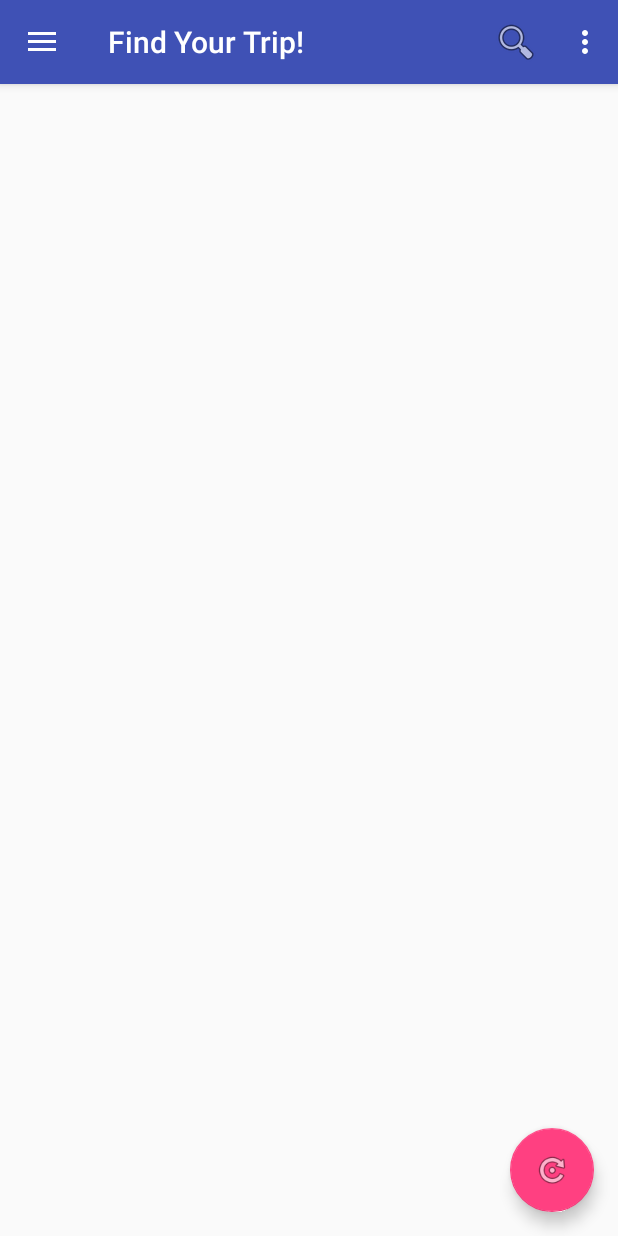
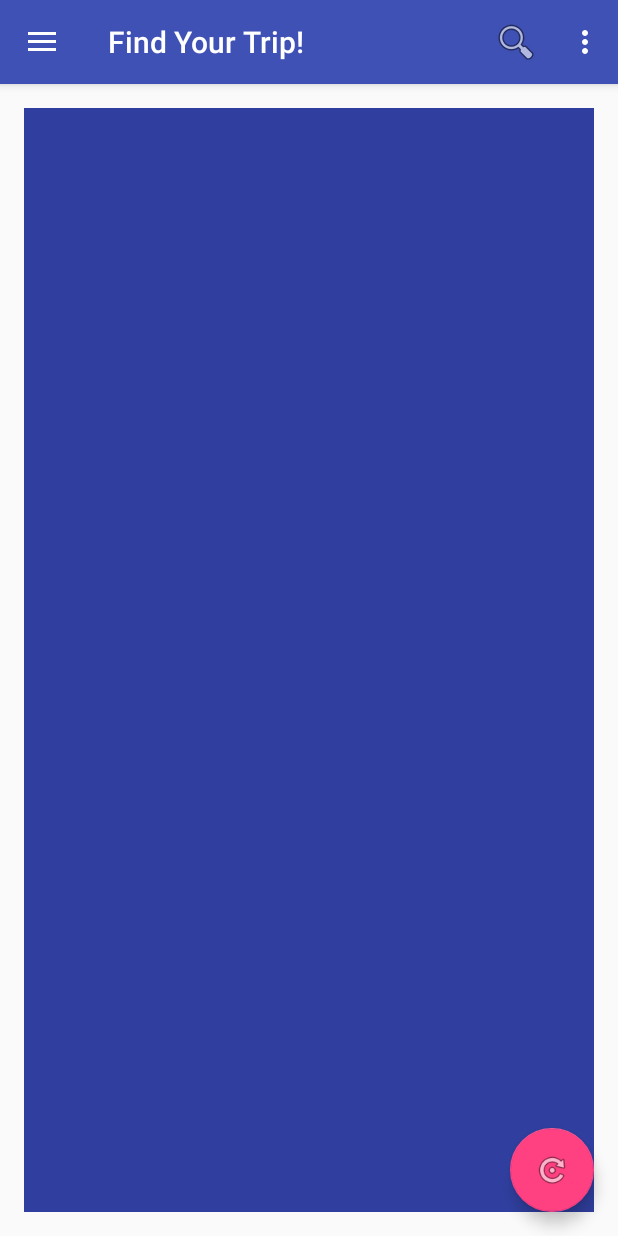
Before and after one commit to mets634/FindATrip, an Android app: the screen it shows after launch (MainActivity), after a tap on "Main", on a phone screen of 412 x 824 dp. Run offline under Robolectric (Android 15) with nearby library versions, the light colour scheme and no system bars; 2 other taps on this screen came first.

Commit message:
Start of the navigation drawer activity

```diff
--- a/app/build.gradle
+++ b/app/build.gradle
@@ -27,5 +27,6 @@ dependencies {
     compile 'com.android.support:appcompat-v7:24.2.1'
     compile 'com.android.support:support-v4:24.2.1'
     compile 'com.android.support:design:24.2.1'
+    compile 'com.android.support:recyclerview-v7:24.2.1'
     testCompile 'junit:junit:4.12'
 }
--- a/app/src/main/java/com/example/erel_yonah/findatrip/MainActivity.java
+++ b/app/src/main/java/com/example/erel_yonah/findatrip/MainActivity.java
@@ -4,6 +4,10 @@ import android.app.ActionBar;
 import android.os.Bundle;
 import android.support.design.widget.FloatingActionButton;
 import android.support.design.widget.Snackbar;
+import android.support.v4.app.Fragment;
+import android.support.v4.app.FragmentActivity;
+import android.support.v4.app.FragmentManager;
+import android.support.v4.app.FragmentTransaction;
 import android.view.View;
 import android.support.design.widget.NavigationView;
 import android.support.v4.view.GravityCompat;
@@ -14,13 +18,20 @@ import android.support.v7.widget.Toolbar;
 import android.view.Menu;
 import android.view.MenuItem;
 
+import static java.lang.System.exit;
+
 public class MainActivity extends AppCompatActivity
         implements NavigationView.OnNavigationItemSelectedListener {
+    public FragmentManager fragmentManager;
 
     @Override
     protected void onCreate(Bundle savedInstanceState) {
         super.onCreate(savedInstanceState);
         setContentView(R.layout.activity_main);
+
+        fragmentManager = getSupportFragmentManager();
+        fragmentManager.beginTransaction().add(R.id.fragment_container,new MainFragment()).commit();
+
         Toolbar toolbar = (Toolbar) findViewById(R.id.toolbar);
         setSupportActionBar(toolbar);
 
@@ -49,6 +60,8 @@ public class MainActivity extends AppCompatActivity
         DrawerLayout drawer = (DrawerLayout) findViewById(R.id.drawer_layout);
         if (drawer.isDrawerOpen(GravityCompat.START)) {
             drawer.closeDrawer(GravityCompat.START);
+        } else if (fragmentManager.getBackStackEntryCount() > 0) {
+            fragmentManager.popBackStack();
         } else {
             super.onBackPressed();
         }
@@ -82,19 +95,27 @@ public class MainActivity extends AppCompatActivity
         // Handle navigation view item clicks here.
         int id = item.getItemId();
 
+        Fragment fragment = new MainFragment();
+
         if (id == R.id.nav_mainFragment) {
-            // Handle the camera action
+            fragment = new MainFragment();
+            setTitle("Find Your Trip!");
         } else if (id == R.id.nav_businesses) {
+            setTitle("Businesses");
+        } else if (id == R.id.nav_trips) {
+            setTitle("Trips");
+        } else if (id == R.id.nav_exit) {
+            exit(0);
+        } else if (id == R.id.nav_share) {
+            setTitle("Share");
+        } else if (id == R.id.nav_send) {
+            setTitle("Send");
+        }
 
-        } else if (id == R.id.nav_trips) {
-
-        } else if (id == R.id.nav_exit) {
-
-        } else if (id == R.id.nav_share) {
-
-        } else if (id == R.id.nav_send) {
-
-        }
+        FragmentTransaction transaction = fragmentManager.beginTransaction();
+        transaction.replace(R.id.fragment_container,fragment);
+        transaction.addToBackStack(null);
+        transaction.commit();
 
         DrawerLayout drawer = (DrawerLayout) findViewById(R.id.drawer_layout);
         drawer.closeDrawer(GravityCompat.START);
--- /dev/null
+++ b/app/src/main/java/com/example/erel_yonah/findatrip/MainFragment.java
@@ -0,0 +1,39 @@
+package com.example.erel_yonah.findatrip;
+
+import android.content.Context;
+import android.net.Uri;
+import android.os.Bundle;
+import android.support.v4.app.Fragment;
+import android.view.LayoutInflater;
+import android.view.View;
+import android.view.ViewGroup;
+import android.widget.TextView;
+
+public class MainFragment extends Fragment {
+
+    public MainFragment() {
+        // Required empty public constructor
+    }
+
+    /**
+     * Use this factory method to create a new instance of
+     * this fragment .
+     * @return A new instance of fragment MainFragment.
+     */
+    public static MainFragment newInstance() {
+        MainFragment fragment = new MainFragment();
+        return fragment;
+    }
+
+    @Override
+    public void onCreate(Bundle savedInstanceState) {
+        super.onCreate(savedInstanceState);
+    }
+
+    @Override
+    public View onCreateView(LayoutInflater inflater, ViewGroup container,
+                             Bundle savedInstanceState) {
+        // Inflate the layout for this fragment
+        return inflater.inflate(R.layout.fragment_main, container, false);
+    }
+}
--- a/app/src/main/res/layout/content_main.xml
+++ b/app/src/main/res/layout/content_main.xml
@@ -13,4 +13,9 @@
     tools:context="com.example.erel_yonah.findatrip.MainActivity"
     tools:showIn="@layout/app_bar_main">
 
+    <FrameLayout
+        android:id="@+id/fragment_container"
+        android:layout_height="match_parent"
+        android:layout_width="match_parent" />
+
 </RelativeLayout>
--- /dev/null
+++ b/app/src/main/res/layout/fragment_main.xml
@@ -0,0 +1,14 @@
+<FrameLayout xmlns:android="http://schemas.android.com/apk/res/android"
+    xmlns:app="http://schemas.android.com/apk/res-auto"
+    xmlns:tools="http://schemas.android.com/tools"
+    android:layout_width="match_parent"
+    android:layout_height="match_parent"
+    tools:context="com.example.erel_yonah.findatrip.MainFragment">
+
+    <ImageView
+        android:layout_width="match_parent"
+        android:layout_height="match_parent"
+        app:srcCompat="@color/colorPrimaryDark"
+        android:id="@+id/imageView" />
+
+</FrameLayout>
--- a/app/src/main/res/layout/nav_header_main.xml
+++ b/app/src/main/res/layout/nav_header_main.xml
@@ -23,13 +23,13 @@
         android:layout_width="match_parent"
         android:layout_height="wrap_content"
         android:paddingTop="@dimen/nav_header_vertical_spacing"
-        android:text="Android Studio"
+        android:text="Find Your Perfect Trip!"
         android:textAppearance="@style/TextAppearance.AppCompat.Body1" />
 
     <TextView
         android:id="@+id/textView"
         android:layout_width="wrap_content"
         android:layout_height="wrap_content"
-        android:text="android.studio@android.com" />
+        android:text="Yonah and Erel Corporation" />
 
 </LinearLayout>
--- a/app/src/main/res/menu/activity_main_drawer.xml
+++ b/app/src/main/res/menu/activity_main_drawer.xml
@@ -4,19 +4,19 @@
     <group android:checkableBehavior="single">
         <item
             android:id="@+id/nav_mainFragment"
-            android:icon="@drawable/ic_menu_camera"
+            android:icon="@mipmap/ic_launcher"
             android:title="Main" />
         <item
             android:id="@+id/nav_businesses"
-            android:icon="@drawable/ic_menu_gallery"
+            android:icon="@android:drawable/ic_dialog_map"
             android:title="Businesses" />
         <item
             android:id="@+id/nav_trips"
-            android:icon="@drawable/ic_menu_slideshow"
+            android:icon="@android:drawable/ic_menu_myplaces"
             android:title="Trips" />
         <item
             android:id="@+id/nav_exit"
-            android:icon="@drawable/ic_menu_manage"
+            android:icon="@android:drawable/ic_menu_close_clear_cancel"
             android:title="Exit" />
     </group>
 
--- a/app/src/main/res/values/dimens.xml
+++ b/app/src/main/res/values/dimens.xml
@@ -6,4 +6,5 @@
     <dimen name="nav_header_vertical_spacing">16dp</dimen>
     <dimen name="nav_header_height">160dp</dimen>
     <dimen name="fab_margin">16dp</dimen>
+    <dimen name="text_margin">16dp</dimen>
 </resources>
```
Also changed, not shown: app/src/main/java/com/example/erel_yonah/findatrip/model/datasource/TravelAgenciesContract.java (added, +331 -0 lines), app/src/main/java/com/example/erel_yonah/findatrip/model/entities/Address.java (added, +39 -0 lines), app/src/main/java/com/example/erel_yonah/findatrip/model/entities/Agency.java (added, +107 -0 lines), app/src/main/java/com/example/erel_yonah/findatrip/model/entities/Trip.java (added, +121 -0 lines), app/src/main/java/com/example/erel_yonah/findatrip/model/entities/TripType.java (added, +12 -0 lines), 1 other file.
